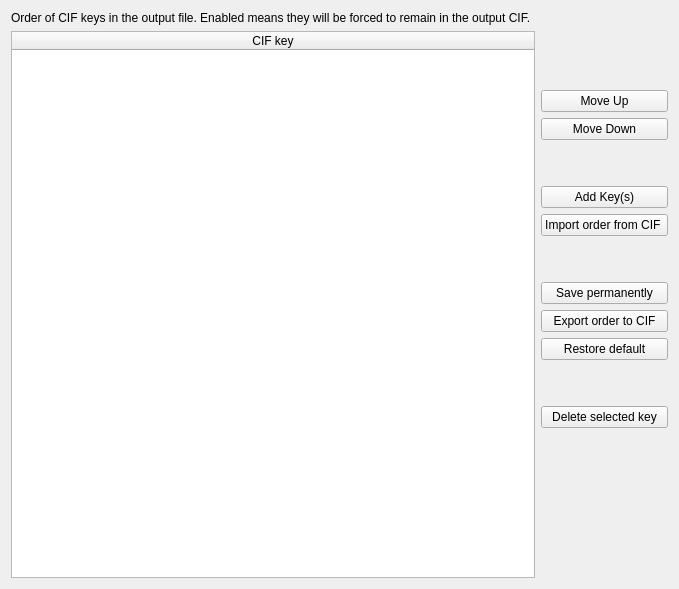
dkratzert/FinalCif, file finalcif/ciforder/order_ui.ui: the form before one commit.
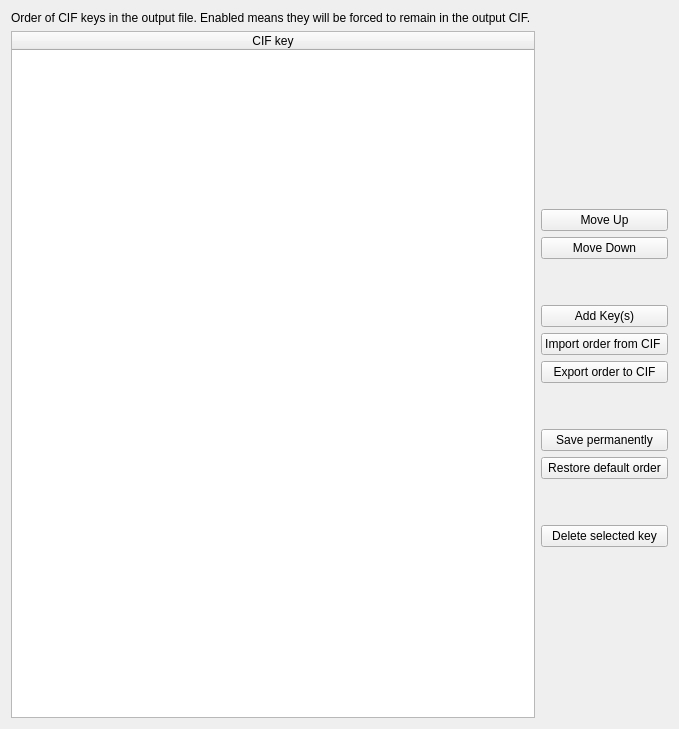
The form after the commit.

```diff
--- a/finalcif/ciforder/order_ui.ui
+++ b/finalcif/ciforder/order_ui.ui
@@ -7,7 +7,7 @@
     <x>0</x>
     <y>0</y>
     <width>679</width>
-    <height>589</height>
+    <height>729</height>
    </rect>
   </property>
   <property name="windowTitle">
@@ -76,6 +76,13 @@
        </property>
       </widget>
      </item>
+     <item>
+      <widget class="QPushButton" name="exportToCifPushButton">
+       <property name="text">
+        <string>Export order to CIF</string>
+       </property>
+      </widget>
+     </item>
      <item>
       <spacer name="verticalSpacer_5">
        <property name="orientation">
@@ -96,17 +103,10 @@
        </property>
       </widget>
      </item>
-     <item>
-      <widget class="QPushButton" name="exportToCifPushButton">
-       <property name="text">
-        <string>Export order to CIF</string>
-       </property>
-      </widget>
-     </item>
      <item>
       <widget class="QPushButton" name="restoreDefaultPushButton">
        <property name="text">
-        <string>Restore default</string>
+        <string>Restore default order</string>
        </property>
       </widget>
      </item>
```
